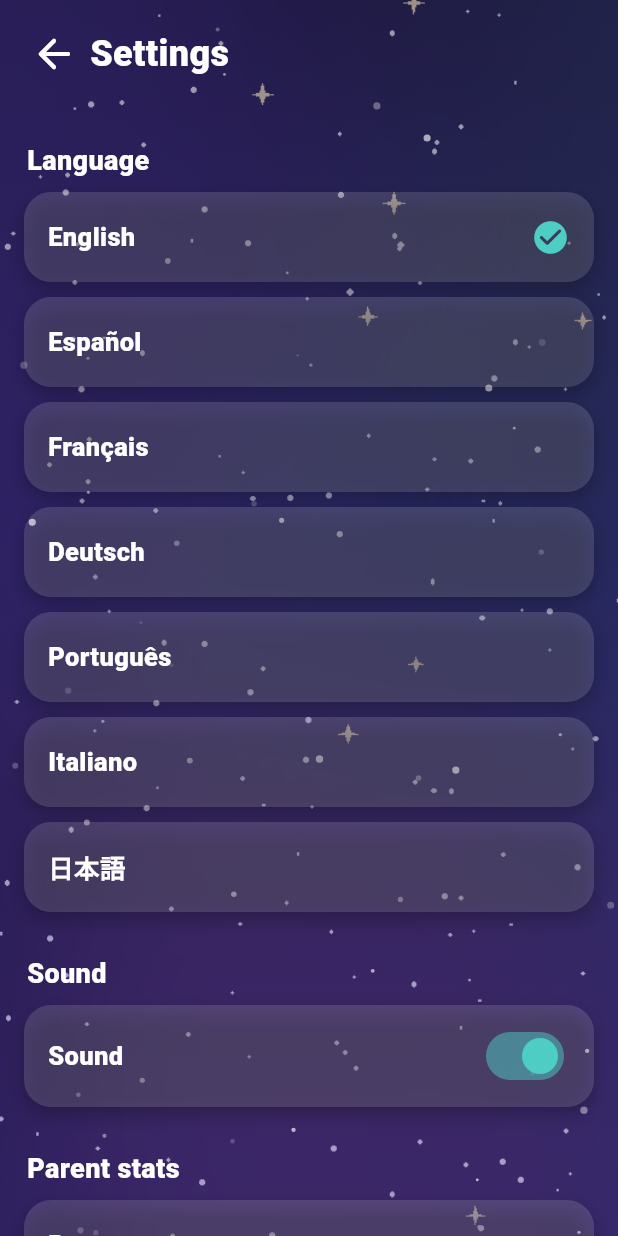
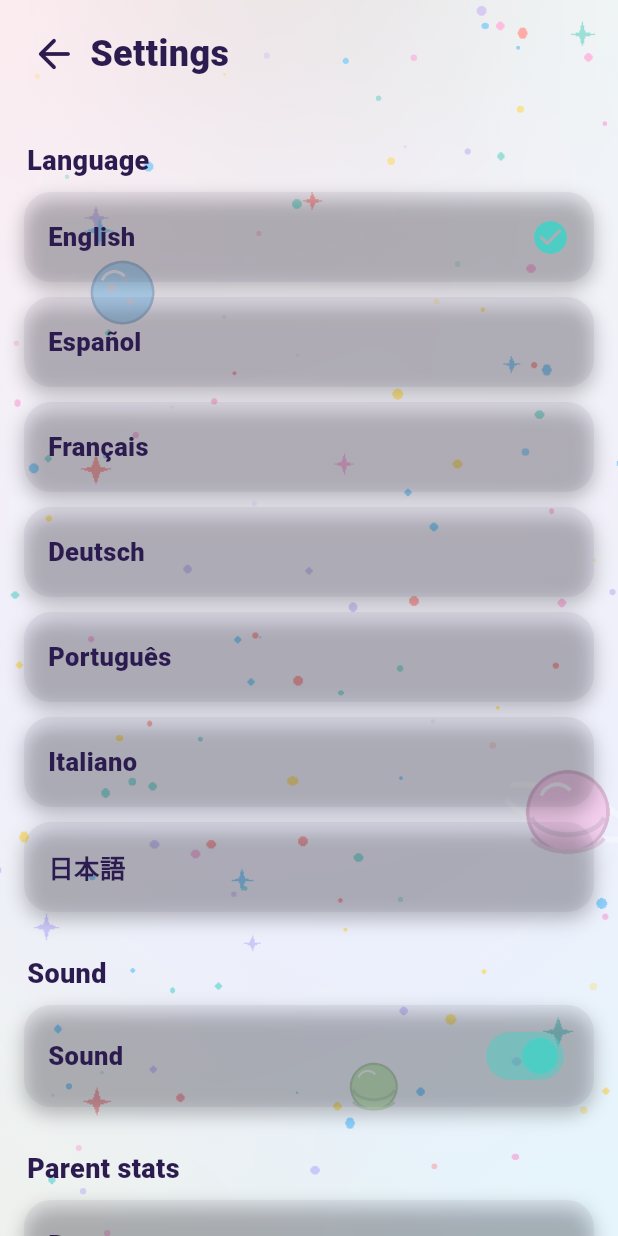
Before and after one commit to DevsArun/math-memory-planet, a Flutter app: the SettingsScreen screen opened directly, on a phone screen of 412 x 824 dp. Run offline on Flutter 3.47's test engine with Material 3 defaults, Android fonts, the phone set to English and light mode, and no system bars; our stand-ins replace audioplayers, shared_preferences; accounts and stored records are empty.

Commit message:
Add files via upload

```diff
--- a/lib/game_sequence.dart
+++ b/lib/game_sequence.dart
@@ -105,6 +105,7 @@ class _SequenceGameState extends State<SequenceGame> {
               ChipPill(emoji: _inputEnabled ? '👆' : '👀', text: _inputEnabled ? S.t('yourTurn') : S.t('watch')),
               ChipPill(emoji: '🧠', text: '$_inputIndex/$total'),
               ChipPill(emoji: '❌', text: '${S.t('mistakes')}: $_mistakes'),
+              if (_inputEnabled) GestureDetector(onTap: _showSequence, child: ChipPill(emoji: '🔁', text: S.t('watchAgain'))),
             ],
           ),
         ),
@@ -132,10 +133,10 @@ class _SequenceGameState extends State<SequenceGame> {
                             child: AnimatedContainer(
                               duration: const Duration(milliseconds: 150),
                               decoration: BoxDecoration(
-                                color: _flash == i ? AppColors.sunYellow : AppColors.white.withValues(alpha: 0.14),
+                                color: _flash == i ? AppColors.sunYellow : AppColors.textDark.withValues(alpha: 0.08),
                                 borderRadius: BorderRadius.circular(20),
                                 border: Border.all(
-                                  color: _flash == i ? AppColors.sunYellow : AppColors.white.withValues(alpha: 0.25),
+                                  color: _flash == i ? AppColors.sunYellow : AppColors.textDark.withValues(alpha: 0.25),
                                   width: 3,
                                 ),
                                 boxShadow: _flash == i
--- a/lib/parent_screens.dart
+++ b/lib/parent_screens.dart
@@ -131,7 +131,7 @@ class _GateDialogState extends State<_GateDialog> with SingleTickerProviderState
                       onTap: () => _pick(v),
                       child: Text(
                         '$v',
-                        style: const TextStyle(fontSize: 24, fontWeight: FontWeight.w900, color: AppColors.white),
+                        style: const TextStyle(fontSize: 24, fontWeight: FontWeight.w900, color: AppColors.textDark),
                       ),
                     ),
                 ],
@@ -163,13 +163,13 @@ class _Header extends StatelessWidget {
       child: Row(
         children: <Widget>[
           IconButton(
-            icon: const Icon(Icons.arrow_back_rounded, color: AppColors.white, size: 32),
+            icon: const Icon(Icons.arrow_back_rounded, color: AppColors.textDark, size: 32),
             onPressed: () => Navigator.of(context).pop(),
           ),
           Expanded(
             child: Text(
               title,
-              style: const TextStyle(fontSize: 24, fontWeight: FontWeight.w900, color: AppColors.white),
+              style: const TextStyle(fontSize: 24, fontWeight: FontWeight.w900, color: AppColors.textDark),
               overflow: TextOverflow.ellipsis,
             ),
           ),
@@ -192,7 +192,7 @@ class _SettingTile extends StatelessWidget {
     return Padding(
       padding: const EdgeInsets.only(bottom: 10),
       child: ChunkyButton(
-        color: AppColors.white.withValues(alpha: 0.14),
+        color: AppColors.textDark.withValues(alpha: 0.06),
         minHeight: 60,
         radius: 18,
         padding: const EdgeInsets.symmetric(horizontal: 16, vertical: 10),
@@ -205,12 +205,12 @@ class _SettingTile extends StatelessWidget {
                 children: <Widget>[
                   Text(
                     title,
-                    style: const TextStyle(fontSize: 17, fontWeight: FontWeight.w800, color: AppColors.white),
+                    style: const TextStyle(fontSize: 17, fontWeight: FontWeight.w800, color: AppColors.textDark),
                   ),
                   if (subtitle != null)
                     Text(
                       subtitle!,
-                      style: TextStyle(fontSize: 13, color: AppColors.white.withValues(alpha: 0.7)),
+                      style: TextStyle(fontSize: 13, color: AppColors.textDark.withValues(alpha: 0.7)),
                     ),
                 ],
               ),
@@ -327,7 +327,7 @@ class SettingsScreen extends StatelessWidget {
                     SectionTitle(text: S.t('statsTitle')),
                     _SettingTile(
                       title: S.t('statsTitle'),
-                      trailing: const Icon(Icons.chevron_right_rounded, color: AppColors.white),
+                      trailing: const Icon(Icons.chevron_right_rounded, color: AppColors.textDark),
                       onTap: () {
                         Navigator.of(context).push(
                           MaterialPageRoute<void>(builder: (_) => const StatsScreen()),
@@ -337,7 +337,7 @@ class SettingsScreen extends StatelessWidget {
                     SectionTitle(text: S.t('privacy')),
                     _SettingTile(
                       title: S.t('privacy'),
-                      trailing: const Icon(Icons.chevron_right_rounded, color: AppColors.white),
+                      trailing: const Icon(Icons.chevron_right_rounded, color: AppColors.textDark),
                       onTap: () {
                         Navigator.of(context).push(
                           MaterialPageRoute<void>(builder: (_) => const PrivacyPage()),
@@ -378,7 +378,7 @@ class _StatCard extends StatelessWidget {
     return Container(
       padding: const EdgeInsets.all(10),
       decoration: BoxDecoration(
-        color: AppColors.white.withValues(alpha: 0.14),
+        color: AppColors.textDark.withValues(alpha: 0.06),
         borderRadius: BorderRadius.circular(18),
       ),
       child: Column(
@@ -390,12 +390,12 @@ class _StatCard extends StatelessWidget {
             fit: BoxFit.scaleDown,
             child: Text(
               value,
-              style: const TextStyle(fontSize: 20, fontWeight: FontWeight.w900, color: AppColors.white),
+              style: const TextStyle(fontSize: 20, fontWeight: FontWeight.w900, color: AppColors.textDark),
             ),
           ),
           Text(
             label,
-            style: TextStyle(fontSize: 12, color: AppColors.white.withValues(alpha: 0.75)),
+            style: TextStyle(fontSize: 12, color: AppColors.textDark.withValues(alpha: 0.75)),
             maxLines: 1,
             overflow: TextOverflow.ellipsis,
           ),
@@ -447,7 +447,7 @@ class StatsScreen extends StatelessWidget {
                     title: '${kModes[i].emoji} ${S.t(kModes[i].titleKey)}',
                     trailing: Text(
                       '${appState.modePlays[i] ?? 0} 🎮  ${appState.starsForMode(i)}/90 ⭐',
-                      style: const TextStyle(fontSize: 14, fontWeight: FontWeight.w800, color: AppColors.white),
+                      style: const TextStyle(fontSize: 14, fontWeight: FontWeight.w800, color: AppColors.textDark),
                     ),
                   ),
               ],
@@ -470,10 +470,10 @@ class _BadgeTile extends StatelessWidget {
     return Container(
       padding: const EdgeInsets.all(8),
       decoration: BoxDecoration(
-        color: unlocked ? AppColors.cardFace : AppColors.white.withValues(alpha: 0.10),
+        color: unlocked ? AppColors.cardFace : AppColors.textDark.withValues(alpha: 0.05),
         borderRadius: BorderRadius.circular(18),
         border: Border.all(
-          color: unlocked ? AppColors.sunYellow : AppColors.white.withValues(alpha: 0.2),
+          color: unlocked ? AppColors.sunYellow : AppColors.textDark.withValues(alpha: 0.2),
           width: 2,
         ),
       ),
@@ -490,7 +490,7 @@ class _BadgeTile extends StatelessWidget {
             style: TextStyle(
               fontSize: 12,
               fontWeight: FontWeight.w800,
-              color: unlocked ? AppColors.textDark : AppColors.white.withValues(alpha: 0.6),
+              color: unlocked ? AppColors.textDark : AppColors.textDark.withValues(alpha: 0.6),
             ),
           ),
         ],
@@ -517,7 +517,7 @@ class _RewardOption extends StatelessWidget {
   @override
   Widget build(BuildContext context) {
     return ChunkyButton(
-      color: selected ? AppColors.sunYellow : AppColors.white.withValues(alpha: 0.14),
+      color: selected ? AppColors.sunYellow : AppColors.textDark.withValues(alpha: 0.06),
       minHeight: 0,
       radius: 18,
       padding: const EdgeInsets.all(8),
@@ -537,7 +537,7 @@ class _RewardOption extends StatelessWidget {
             style: TextStyle(
               fontSize: 12,
               fontWeight: FontWeight.w800,
-              color: selected ? AppColors.textDark : AppColors.white,
+              color: selected ? AppColors.textDark : AppColors.textDark,
             ),
           ),
         ],
--- a/lib/state.dart
+++ b/lib/state.dart
@@ -4,7 +4,7 @@ import 'package:shared_preferences/shared_preferences.dart';
 import 'models.dart';
 
 /// Shown in the About dialog. Keep in sync with pubspec.yaml version.
-const String kAppVersion = '1.2.1+5';
+const String kAppVersion = '1.4.0+7';
 
 /// A collectible trophy badge.
 class BadgeDef {
@@ -30,10 +30,10 @@ class AppState extends ChangeNotifier {
   static const List<int> cardBackCost = <int>[0, 15, 30, 50, 80, 120];
 
   static const List<List<int>> themes = <List<int>>[
-    <int>[0xFF241B4D, 0xFF3D2C8D],
-    <int>[0xFF0B2447, 0xFF19376D],
-    <int>[0xFF3B185F, 0xFFC060A1],
-    <int>[0xFF14532D, 0xFF166534],
+    <int>[0xFFFDF6EC, 0xFFDCEFFF],
+    <int>[0xFFFFF0F6, 0xFFFFD9EC],
+    <int>[0xFFEFFFF9, 0xFFD3F5FF],
+    <int>[0xFFFFFBE6, 0xFFE7F9D4],
   ];
   static const List<int> themeCost = <int>[0, 40, 90, 150];
 
--- a/lib/strings.dart
+++ b/lib/strings.dart
@@ -77,6 +77,8 @@ class S {
       'b_stars_100': '100 stars',
       'b_planet_master': 'Planet master',
       'b_daily': 'Daily comet',
+      'peek': 'Peek',
+      'watchAgain': 'Watch again',
       'howTo': 'How to play',
       'play': 'Play!',
       'g_pairs_1': 'Tap a card',
@@ -173,6 +175,8 @@ class S {
       'b_stars_100': '100 estrellas',
       'b_planet_master': 'Planeta maestro',
       'b_daily': 'Cometa diario',
+      'peek': 'Mirar',
+      'watchAgain': 'Ver otra vez',
       'howTo': 'Cómo jugar',
       'play': '¡A jugar!',
       'g_pairs_1': 'Toca una carta',
@@ -269,6 +273,8 @@ class S {
       'b_stars_100': '100 étoiles',
       'b_planet_master': 'Maître de la planète',
       'b_daily': 'Comète du jour',
+      'peek': 'Coup d’œil',
+      'watchAgain': 'Revoir',
       'howTo': 'Comment jouer',
       'play': 'Jouer !',
       'g_pairs_1': 'Touche une carte',
@@ -365,6 +371,8 @@ class S {
       'b_stars_100': '100 Sterne',
       'b_planet_master': 'Planeten-Meister',
       'b_daily': 'Tages-Komet',
+      'peek': 'Spicken',
+      'watchAgain': 'Nochmal sehen',
       'howTo': 'So geht’s',
       'play': 'Spielen!',
       'g_pairs_1': 'Tippe eine Karte',
@@ -461,6 +469,8 @@ class S {
       'b_stars_100': '100 estrelas',
       'b_planet_master': 'Mestre do planeta',
       'b_daily': 'Cometa diário',
+      'peek': 'Espiar',
+      'watchAgain': 'Ver outra vez',
       'howTo': 'Como jogar',
       'play': 'Jogar!',
       'g_pairs_1': 'Toca numa carta',
@@ -557,6 +567,8 @@ class S {
       'b_stars_100': '100 stelle',
       'b_planet_master': 'Maestro del pianeta',
       'b_daily': 'Cometa del giorno',
+      'peek': 'Sbircia',
+      'watchAgain': 'Rivedi',
       'howTo': 'Come si gioca',
       'play': 'Gioca!',
       'g_pairs_1': 'Tocca una carta',
@@ -653,6 +665,8 @@ class S {
       'b_stars_100': '100このほし',
       'b_planet_master': 'プラネットマスター',
       'b_daily': 'まいにちコメット',
+      'peek': 'チラ見',
+      'watchAgain': 'もういっかい見る',
       'howTo': 'あそびかた',
       'play': 'あそぶ！',
       'g_pairs_1': 'カードをタップ',
--- a/lib/widgets.dart
+++ b/lib/widgets.dart
@@ -39,6 +39,7 @@ class GradientScaffold extends StatelessWidget {
               child: Image.asset(A.nebula, fit: BoxFit.cover),
             ),
           ),
+          const Positioned.fill(child: IgnorePointer(child: BgDrifters())),
           const Positioned.fill(child: IgnorePointer(child: Starfield())),
           SafeArea(child: child),
         ],
@@ -56,13 +57,16 @@ class Starfield extends StatefulWidget {
 }
 
 class _Star {
-  const _Star(this.x, this.y, this.r, this.phase);
+  const _Star(this.x, this.y, this.r, this.phase, this.ci);
 
   final double x;
   final double y;
   final double r;
   final double phase;
+  final int ci;
 }
+
+const List<int> _starColors = <int>[0xFFFFD233, 0xFFFF6B6B, 0xFF4ECDC4, 0xFF45B7FF, 0xFFFF8ED4, 0xFFB9A7F9];
 
 class _StarfieldState extends State<Starfield> with SingleTickerProviderStateMixin {
   late final AnimationController _c = AnimationController(
@@ -76,7 +80,7 @@ class _StarfieldState extends State<Starfield> with SingleTickerProviderStateMix
     final math.Random rng = math.Random(3);
     return List<_Star>.generate(
       46,
-      (_) => _Star(rng.nextDouble(), rng.nextDouble(), 0.8 + rng.nextDouble() * 1.8, rng.nextDouble() * 6.28),
+      (_) => _Star(rng.nextDouble(), rng.nextDouble(), 0.8 + rng.nextDouble() * 1.8, rng.nextDouble() * 6.28, rng.nextInt(6)),
     );
   }
 
@@ -111,7 +115,7 @@ class _StarPainter extends CustomPainter {
     final Paint paint = Paint();
     for (final _Star s in stars) {
       final double tw = 0.25 + 0.75 * (0.5 + 0.5 * math.sin(6.283 * progress + s.phase));
-      paint.color = Colors.white.withValues(alpha: tw * 0.75);
+      paint.color = Color(_starColors[s.ci]).withValues(alpha: tw * 0.55);
       canvas.drawCircle(Offset(s.x * size.width, s.y * size.height), s.r, paint);
     }
   }
@@ -265,7 +269,7 @@ class ChipPill extends StatelessWidget {
     return Container(
       padding: const EdgeInsets.symmetric(horizontal: 12, vertical: 8),
       decoration: BoxDecoration(
-        color: AppColors.white.withValues(alpha: 0.16),
+        color: AppColors.textDark.withValues(alpha: 0.08),
         borderRadius: BorderRadius.circular(20),
       ),
       child: Row(
@@ -275,7 +279,7 @@ class ChipPill extends StatelessWidget {
           const SizedBox(width: 6),
           Text(
             text,
-            style: const TextStyle(fontSize: 16, fontWeight: FontWeight.w800, color: AppColors.white),
+            style: const TextStyle(fontSize: 16, fontWeight: FontWeight.w800, color: AppColors.textDark),
           ),
         ],
       ),
@@ -294,7 +298,7 @@ class SectionTitle extends StatelessWidget {
       padding: const EdgeInsets.fromLTRB(2, 18, 2, 8),
       child: Text(
         text,
-        style: const TextStyle(fontSize: 18, fontWeight: FontWeight.w900, color: AppColors.white),
+        style: const TextStyle(fontSize: 18, fontWeight: FontWeight.w900, color: AppColors.textDark),
       ),
     );
   }
@@ -316,7 +320,7 @@ class StarBar extends StatelessWidget {
         for (int i = 0; i < total; i++)
           Icon(
             i < stars ? Icons.star_rounded : Icons.star_outline_rounded,
-            color: i < stars ? AppColors.sunYellow : AppColors.white.withValues(alpha: 0.35),
+            color: i < stars ? AppColors.sunYellow : AppColors.textDark.withValues(alpha: 0.25),
             size: size,
           ),
       ],
@@ -561,3 +565,68 @@ class _ConfettiPainter extends CustomPainter {
   @override
   bool shouldRepaint(_ConfettiPainter oldDelegate) => true;
 }
+
+/// Slowly drifting mini planets in the background (kid-delight layer).
+class BgDrifters extends StatefulWidget {
+  const BgDrifters({super.key});
+
+  @override
+  State<BgDrifters> createState() => _BgDriftersState();
+}
+
+class _DriftSpec {
+  const _DriftSpec(this.x, this.y, this.size, this.planet, this.speed, this.phase);
+
+  final double x;
+  final double y;
+  final double size;
+  final int planet;
+  final double speed;
+  final double phase;
+}
+
+class _BgDriftersState extends State<BgDrifters> with SingleTickerProviderStateMixin {
+  static const List<_DriftSpec> _specs = <_DriftSpec>[
+    _DriftSpec(0.10, 0.18, 64, 0, 1.0, 0.0),
+    _DriftSpec(0.78, 0.62, 84, 4, 0.7, 2.1),
+    _DriftSpec(0.60, 0.85, 48, 5, 1.3, 4.2),
+  ];
+
+  late final AnimationController _c = AnimationController(
+    vsync: this,
+    duration: const Duration(seconds: 30),
+  )..repeat();
+
+  @override
+  void dispose() {
+    _c.dispose();
+    super.dispose();
+  }
+
+  @override
+  Widget build(BuildContext context) {
+    return LayoutBuilder(
+      builder: (BuildContext context, BoxConstraints cc) {
+        return AnimatedBuilder(
+          animation: _c,
+          builder: (BuildContext context, Widget? child) {
+            final double t = _c.value * 6.283;
+            return Stack(
+              children: <Widget>[
+                for (final _DriftSpec s in _specs)
+                  Positioned(
+                    left: s.x * cc.maxWidth + math.sin(t * s.speed + s.phase) * 22,
+                    top: s.y * cc.maxHeight + math.cos(t * s.speed + s.phase) * 16,
+                    child: Opacity(
+                      opacity: 0.35,
+                      child: Image.asset(A.planet(s.planet), width: s.size, height: s.size),
+                    ),
+                  ),
+              ],
+            );
+          },
+        );
+      },
+    );
+  }
+}
--- a/pubspec.yaml
+++ b/pubspec.yaml
@@ -1,7 +1,7 @@
 name: mathmemoryplanet
 description: "Math Memory Planet - kids memory and math card games. Fully offline, no ads, no accounts, no data collection."
 publish_to: "none"
-version: 1.2.1+5
+version: 1.4.0+7
 
 environment:
   sdk: ^3.7.0
```
Also changed, not shown: lib/game_builder.dart (+21 -3 lines), lib/game_hidden.dart (+18 -0 lines), lib/game_order.dart (+18 -0 lines), lib/game_shell.dart (+22 -18 lines), lib/main.dart (+16 -14 lines), lib/onboarding.dart (+7 -7 lines), assets/img/nebula.png.
